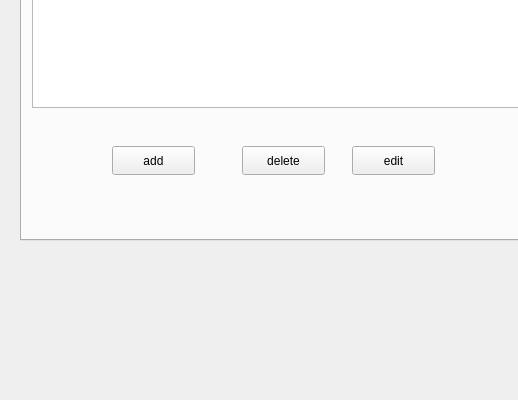
mehdi0-0s/Banking, file bankingSystem/AdminDashboard.ui: the form before one commit; both pictures show x 0 to 518 and y 200 to 600 of the 800 by 600 pixel window.
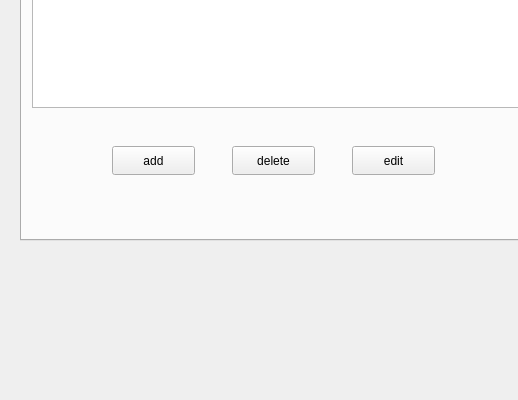
The form after the commit.

Commit message: (admin): Implement delete customer functionality

```diff
--- a/bankingSystem/AdminDashboard.ui
+++ b/bankingSystem/AdminDashboard.ui
@@ -69,7 +69,7 @@
      <widget class="QPushButton" name="deleteCustomer_pushButton">
       <property name="geometry">
        <rect>
-        <x>220</x>
+        <x>210</x>
         <y>280</y>
         <width>83</width>
         <height>29</height>
```
The commit also changes 2 other files.
